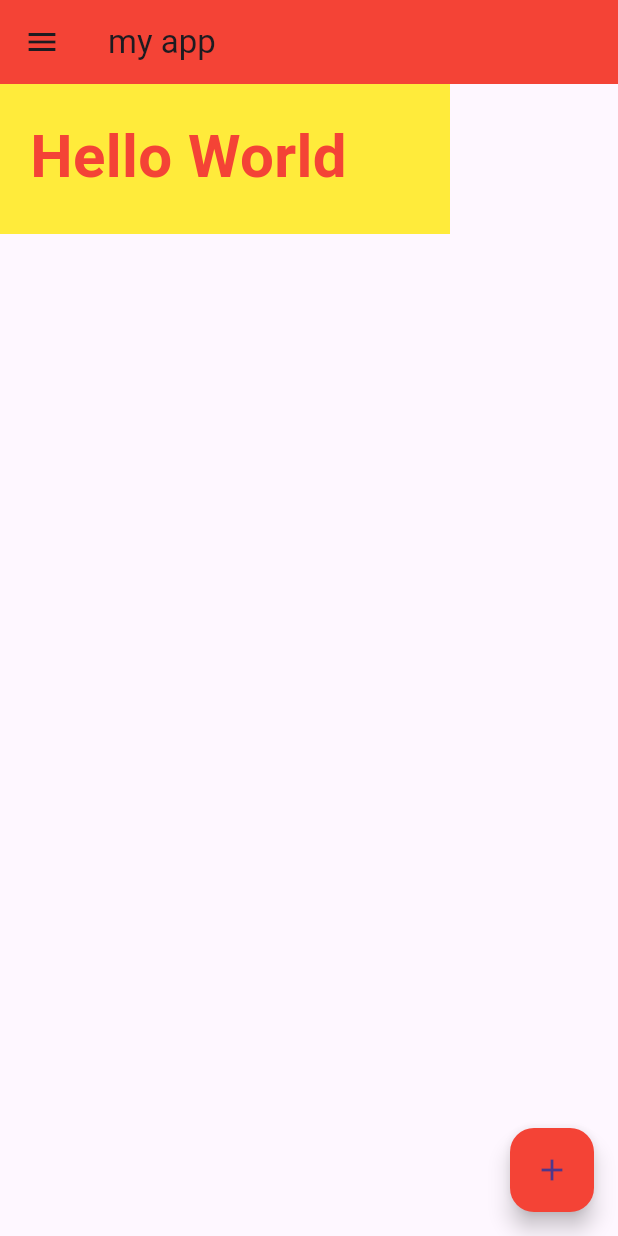
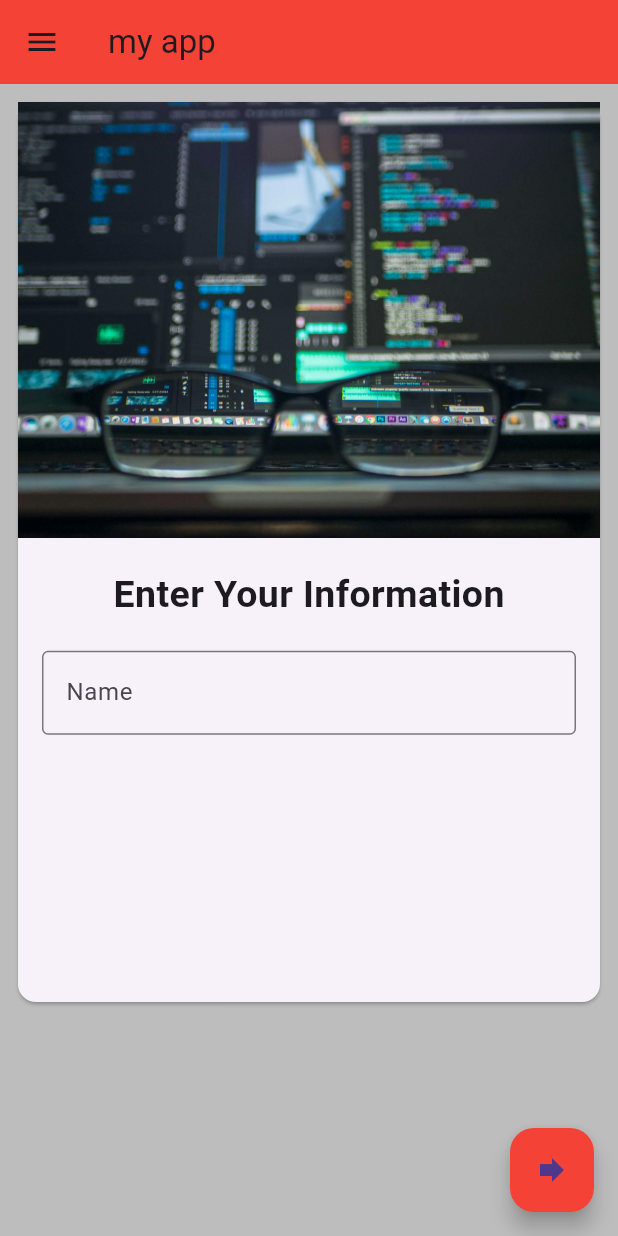
Before and after one commit to Ebdollah/note-app, a Flutter app: the screen it shows after launch, on a phone screen of 412 x 824 dp. Run offline on Flutter 3.47's test engine with Material 3 defaults, Android fonts, the phone set to English and light mode, and no system bars.

Commit message:
worked on card, textfield

```diff
--- a/lib/main.dart
+++ b/lib/main.dart
@@ -15,37 +15,68 @@ void main() {
 
 // The main function is the entry point of the Flutter application. It calls runApp to start the app with a MaterialApp. The MaterialApp is configured with a HomePage widget as its home page.
 
-class HomePage extends StatelessWidget {
+class HomePage extends StatefulWidget {
   const HomePage({super.key});
+
   @override
+  State<HomePage> createState() => _HomePageState();
+}
+
+class _HomePageState extends State<HomePage> {
+  var myInfo = '';
+final myController = TextEditingController();  @override
   Widget build(BuildContext context) {
     // The Container widget is a box model that allows you to create a box with various properties such as color, padding, margin, etc.
     return Scaffold(
+      backgroundColor: Colors.grey[400],
       appBar: AppBar(
         title: const Text('my app'),
         backgroundColor: Colors.red,
       ),
-      body: Container(
-        color: Colors.yellow,
-        width: 300,
-        height: 100,
-        padding: const EdgeInsets.all(20),
-          child: const Text(
-            'Hello World',
+      body: Padding(
+        padding: const EdgeInsets.all(8.0),
+        child: SingleChildScrollView(
+          child: Card(
+            child: SizedBox(
+              height: 600,
+              child: Column(
+                children: <Widget>[
+                  Image.asset('assets/coding.jpg'),
+                  const Text(
+                    'Enter Your Information',
                     style: TextStyle(
-              fontSize: 40,
+                      fontSize: 25.0,
+                      height: 3.0,
                       fontWeight: FontWeight.bold,
-              color: Colors.red,
+                    ),
+                  ),
+                  Padding(padding:const EdgeInsets.symmetric(horizontal: 16.0),
+                  child: TextField(
+                    controller: myController,
+                    decoration:const InputDecoration(
+                      border: OutlineInputBorder(),
+                      hintText: 'Enter Name',
+                      labelText: 'Name',
+                    ),
                   )
+                  ),
+                  Text(
+                    myInfo,
+                    style:const TextStyle(
+                      fontSize: 25.0,
+                      height: 3.0,
+                      fontWeight: FontWeight.bold,
+                    ))
+
+                ],
+              ),
+            )),
         ),
       ),
       drawer: Drawer(
-        // backgroundColor: Colors.redAccent,
-        // shadowColor: Colors.redAccent,
-        // surfaceTintColor: Colors.redAccent,
           child: ListView(
         padding: EdgeInsets.zero,
-          children:<Widget> [
+        children: <Widget>[
           const UserAccountsDrawerHeader(
               decoration: BoxDecoration(color: Colors.redAccent),
               currentAccountPicture: CircleAvatar(
@@ -55,30 +86,30 @@ class HomePage extends StatelessWidget {
               accountName: Text("ebdollah"),
               accountEmail: Text("ebd@gmail.com")),
           ListTile(
-              title: Text("Home"),
-              leading: Icon(Icons.home),
-              onTap: (){},
+            title: const Text("Home"),
+            leading: const Icon(Icons.home),
+            onTap: () {},
           ),
           ListTile(
-              title: Text("About"),
-              leading: Icon(Icons.info),
-              onTap: (){},
+            title:const Text("About"),
+            leading:const Icon(Icons.info),
+            onTap: () {},
           ),
         ],
-
-        )
-        ),
+      )),
       floatingActionButton: FloatingActionButton(
         onPressed: () {
           // Add your onPressed code here!
+          setState(() {
+            myInfo = myController.text;
+          });
+          // myInfo = myController.text;
         },
         backgroundColor: Colors.red,
-        child: const Icon(Icons.add),
+        child: const Icon(Icons.forward),
       ),
-
     );
   }
-  // In Flutter, Scaffold is a basic material design visual structure. It's a container that holds the visual elements of a typical material design app, including the app bar, body of the app, bottom navigation bar, and floating action button.
 }
 // Widget Hierarchy:
 // Container is the outermost widget, providing a yellow background.
--- a/pubspec.yaml
+++ b/pubspec.yaml
@@ -59,9 +59,8 @@ flutter:
   uses-material-design: true
 
   # To add assets to your application, add an assets section, like this:
-  # assets:
-  #   - images/a_dot_burr.jpeg
-  #   - images/a_dot_ham.jpeg
+  assets:
+    - assets/
 
   # An image asset can refer to one or more resolution-specific "variants", see
   # https://flutter.dev/assets-and-images/#resolution-aware
```
Also changed, not shown: assets/coding.jpg (added). Lines whose indentation alone changed are shown as unchanged.
